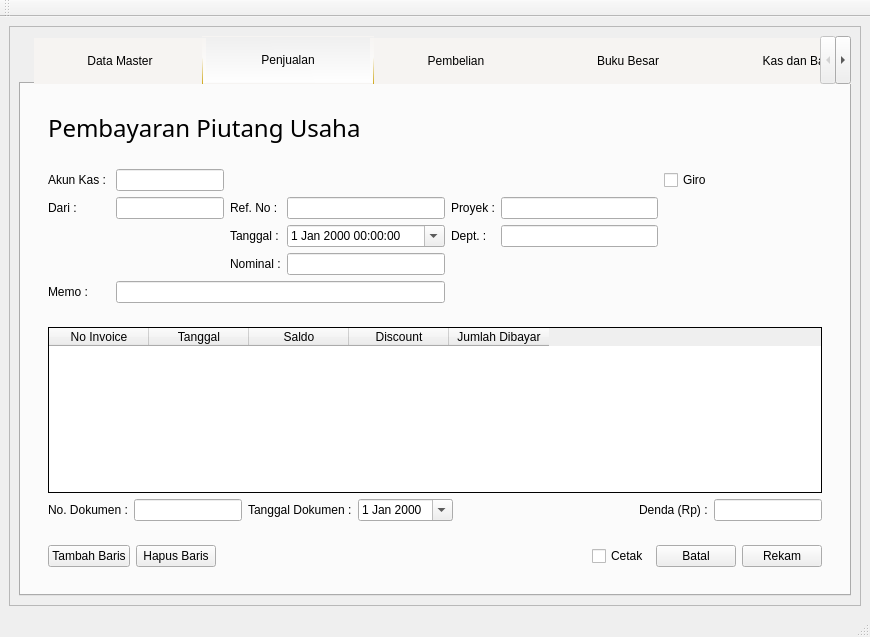
Old version of the form source/GUI.ui in the repository fnugrahendi/petuk.corp.
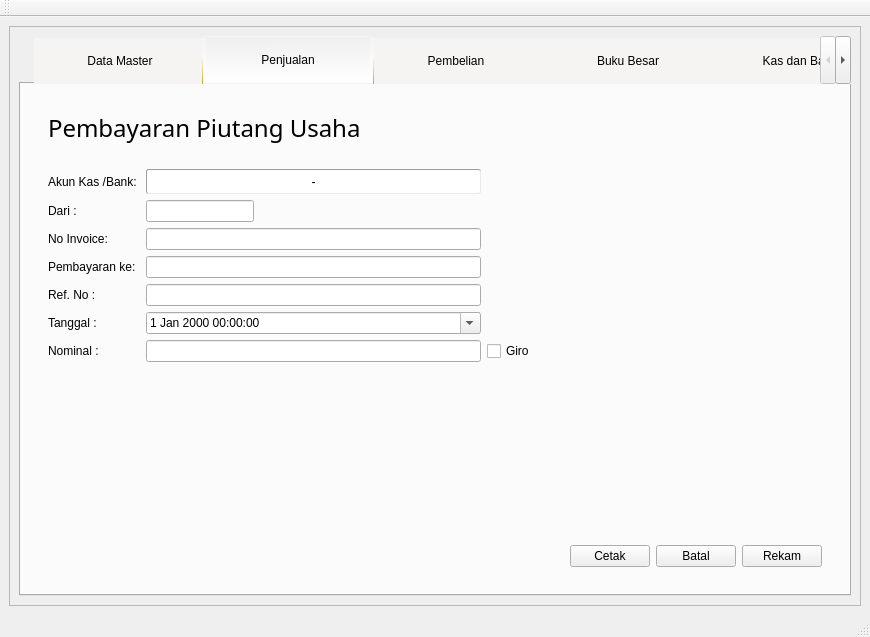
New version of the form. The open tabs and pages were chosen to show the change. Icons and pictures are not drawn.

Commit message: list rincian pembayaran piutang

What changed in the file:
```diff
--- a/source/GUI.ui
+++ b/source/GUI.ui
@@ -6777,13 +6777,26 @@
                   <enum>QFrame::Raised</enum>
                  </property>
                  <layout class="QGridLayout" name="gl_Penjualan_PembayaranPiutang_Baru_input">
-                  <item row="5" column="0">
-                   <widget class="QLabel" name="lb_Penjualan_PembayaranPiutang_Baru_Memo">
+                  <item row="7" column="2">
+                   <widget class="QCheckBox" name="chk_Penjualan_PembayaranPiutang_Baru_Giro">
                     <property name="text">
-                     <string>Memo :</string>
+                     <string>Giro</string>
                     </property>
                    </widget>
                   </item>
+                  <item row="3" column="2">
+                   <spacer name="hs_Penjualan_PembayaranPiutang_Baru_input">
+                    <property name="orientation">
+                     <enum>Qt::Horizontal</enum>
+                    </property>
+                    <property name="sizeHint" stdset="0">
+                     <size>
+                      <width>40</width>
+                      <height>20</height>
+                     </size>
+                    </property>
+                   </spacer>
+                  </item>
                   <item row="2" column="0">
                    <widget class="QLabel" name="lb_Penjualan_PembayaranPiutang_Baru_Dari">
                     <property name="text">
@@ -6791,111 +6804,97 @@
                     </property>
                    </widget>
                   </item>
-                  <item row="0" column="1" colspan="3">
-                   <widget class="QLineEdit" name="le_Penjualan_PembayaranPiutang_Baru_Akun">
-                    <property name="sizePolicy">
-                     <sizepolicy hsizetype="Maximum" vsizetype="Fixed">
-                      <horstretch>0</horstretch>
-                      <verstretch>0</verstretch>
-                     </sizepolicy>
-                    </property>
-                   </widget>
-                  </item>
-                  <item row="3" column="4">
-                   <widget class="QLabel" name="lb_Penjualan_PembayaranPiutang_Baru_Dept">
-                    <property name="text">
-                     <string>Dept. :</string>
-                    </property>
-                   </widget>
-                  </item>
                   <item row="0" column="0">
                    <widget class="QLabel" name="lb_Penjualan_PembayaranPiutang_Baru_Akun">
                     <property name="text">
-                     <string>Akun Kas : </string>
+                     <string>Akun Kas /Bank: </string>
                     </property>
                    </widget>
                   </item>
-                  <item row="3" column="5">
-                   <widget class="QLineEdit" name="le_Penjualan_PembayaranPiutang_Baru_Dept"/>
+                  <item row="2" column="1">
+                   <widget class="QLineEdit" name="le_Penjualan_PembayaranPiutang_Baru_Nama">
+                    <property name="sizePolicy">
+                     <sizepolicy hsizetype="Fixed" vsizetype="Fixed">
+                      <horstretch>0</horstretch>
+                      <verstretch>0</verstretch>
+                     </sizepolicy>
+                    </property>
+                   </widget>
                   </item>
-                  <item row="4" column="3">
+                  <item row="5" column="1">
+                   <widget class="QLineEdit" name="le_Penjualan_PembayaranPiutang_Baru_NoRef"/>
+                  </item>
+                  <item row="7" column="1">
                    <widget class="QLineEdit" name="le_Penjualan_PembayaranPiutang_Baru_Nominal">
                     <property name="readOnly">
                      <bool>true</bool>
                     </property>
                    </widget>
                   </item>
-                  <item row="5" column="1" colspan="3">
-                   <widget class="QLineEdit" name="le_Penjualan_PembayaranPiutang_Baru_Memo"/>
+                  <item row="3" column="1">
+                   <widget class="QLineEdit" name="le_Penjualan_PembayaranPiutang_Baru_NoInvoice">
+                    <property name="readOnly">
+                     <bool>true</bool>
+                    </property>
+                   </widget>
                   </item>
-                  <item row="4" column="2">
+                  <item row="4" column="1">
+                   <widget class="QLineEdit" name="le_Penjualan_PembayaranPiutang_Baru_Dept"/>
+                  </item>
+                  <item row="6" column="1">
+                   <widget class="QDateTimeEdit" name="dte_Penjualan_PembayaranPiutang_Baru_Tanggal">
+                    <property name="calendarPopup">
+                     <bool>true</bool>
+                    </property>
+                   </widget>
+                  </item>
+                  <item row="5" column="0">
+                   <widget class="QLabel" name="lb_Penjualan_PembayaranPiutang_Baru_NoRef">
+                    <property name="text">
+                     <string>Ref. No :</string>
+                    </property>
+                   </widget>
+                  </item>
+                  <item row="4" column="0">
+                   <widget class="QLabel" name="lb_Penjualan_PembayaranPiutang_Baru_Dept">
+                    <property name="text">
+                     <string>Pembayaran ke:</string>
+                    </property>
+                   </widget>
+                  </item>
+                  <item row="7" column="0">
                    <widget class="QLabel" name="lb_Penjualan_PembayaranPiutang_Baru_Nominal">
                     <property name="text">
                      <string>Nominal :</string>
                     </property>
                    </widget>
                   </item>
-                  <item row="3" column="2">
+                  <item row="3" column="0">
+                   <widget class="QLabel" name="lb_Penjualan_PembayaranPiutang_Baru_Proyek">
+                    <property name="text">
+                     <string>No Invoice:</string>
+                    </property>
+                   </widget>
+                  </item>
+                  <item row="6" column="0">
                    <widget class="QLabel" name="lb_Penjualan_PembayaranPiutang_Baru_Tanggal">
                     <property name="text">
                      <string>Tanggal :</string>
                     </property>
                    </widget>
                   </item>
-                  <item row="2" column="5">
-                   <widget class="QLineEdit" name="le_Penjualan_PembayaranPiutang_Baru_Proyek"/>
-                  </item>
-                  <item row="2" column="4">
-                   <widget class="QLabel" name="lb_Penjualan_PembayaranPiutang_Baru_Proyek">
-                    <property name="text">
-                     <string>Proyek :</string>
+                  <item row="0" column="1">
+                   <widget class="QPushButton" name="tb_Penjualan_PembayaranPiutang_Baru_Akun">
+                    <property name="styleSheet">
+                     <string notr="true">border-style:inset;
+border-width:1px;
+border-radius:2px;
+border-color:rgb(156, 156, 156);
+background-color:#ffffff;
+min-height:23px;</string>
                     </property>
-                   </widget>
-                  </item>
-                  <item row="2" column="3">
-                   <widget class="QLineEdit" name="le_Penjualan_PembayaranPiutang_Baru_NoRef"/>
-                  </item>
-                  <item row="2" column="2">
-                   <widget class="QLabel" name="lb_Penjualan_PembayaranPiutang_Baru_NoRef">
                     <property name="text">
-                     <string>Ref. No :</string>
-                    </property>
-                   </widget>
-                  </item>
-                  <item row="2" column="1">
-                   <widget class="QLineEdit" name="le_Penjualan_PembayaranPiutang_Baru_Dari">
-                    <property name="sizePolicy">
-                     <sizepolicy hsizetype="Fixed" vsizetype="Fixed">
-                      <horstretch>0</horstretch>
-                      <verstretch>0</verstretch>
-                     </sizepolicy>
-                    </property>
-                   </widget>
-                  </item>
-                  <item row="0" column="6">
-                   <widget class="QCheckBox" name="chk_Penjualan_PembayaranPiutang_Baru_Giro">
-                    <property name="text">
-                     <string>Giro</string>
-                    </property>
-                   </widget>
-                  </item>
-                  <item row="2" column="6">
-                   <spacer name="hs_Penjualan_PembayaranPiutang_Baru_input">
-                    <property name="orientation">
-                     <enum>Qt::Horizontal</enum>
-                    </property>
-                    <property name="sizeHint" stdset="0">
-                     <size>
-                      <width>40</width>
-                      <height>20</height>
-                     </size>
-                    </property>
-                   </spacer>
-                  </item>
-                  <item row="3" column="3">
-                   <widget class="QDateTimeEdit" name="dte_Penjualan_PembayaranPiutang_Baru_Tanggal">
-                    <property name="calendarPopup">
-                     <bool>true</bool>
+                     <string>-</string>
                     </property>
                    </widget>
                   </item>
@@ -6921,118 +6920,17 @@
                 </widget>
                </item>
                <item>
-                <widget class="QFrame" name="fr_Penjualan_PembayaranPiutang_Baru_tabel">
-                 <property name="sizePolicy">
-                  <sizepolicy hsizetype="Preferred" vsizetype="Expanding">
-                   <horstretch>0</horstretch>
-                   <verstretch>0</verstretch>
-                  </sizepolicy>
+                <spacer name="verticalSpacer">
+                 <property name="orientation">
+                  <enum>Qt::Vertical</enum>
                  </property>
-                 <property name="frameShape">
-                  <enum>QFrame::NoFrame</enum>
+                 <property name="sizeHint" stdset="0">
+                  <size>
+                   <width>20</width>
+                   <height>40</height>
+                  </size>
                  </property>
-                 <property name="frameShadow">
-                  <enum>QFrame::Raised</enum>
-                 </property>
-                 <layout class="QGridLayout" name="gl_Penjualan_PembayaranPiutang_Baru_tabel">
-                  <item row="2" column="0">
-                   <widget class="QLabel" name="lb_Penjualan_PembayaranPiutang_Baru_NoDolumen">
-                    <property name="text">
-                     <string>No. Dokumen :</string>
-                    </property>
-                   </widget>
-                  </item>
-                  <item row="2" column="1">
-                   <widget class="QLineEdit" name="le_Penjualan_PembayaranPiutang_Baru_NoDokumen">
-                    <property name="sizePolicy">
-                     <sizepolicy hsizetype="Preferred" vsizetype="Fixed">
-                      <horstretch>0</horstretch>
-                      <verstretch>0</verstretch>
-                     </sizepolicy>
-                    </property>
-                   </widget>
-                  </item>
-                  <item row="0" column="0" colspan="7">
-                   <widget class="QTableWidget" name="tbl_Penjualan_PembayaranPiutang_Baru">
-                    <property name="sizePolicy">
-                     <sizepolicy hsizetype="Expanding" vsizetype="MinimumExpanding">
-                      <horstretch>0</horstretch>
-                      <verstretch>0</verstretch>
-                     </sizepolicy>
-                    </property>
-                    <column>
-                     <property name="text">
-                      <string>No Invoice</string>
-                     </property>
-                    </column>
-                    <column>
-                     <property name="text">
-                      <string>Tanggal</string>
-                     </property>
-                    </column>
-                    <column>
-                     <property name="text">
-                      <string>Saldo</string>
-                     </property>
-                    </column>
-                    <column>
-                     <property name="text">
-                      <string>Discount</string>
-                     </property>
-                    </column>
-                    <column>
-                     <property name="text">
-                      <string>Jumlah Dibayar</string>
-                     </property>
-                    </column>
-                   </widget>
-                  </item>
-                  <item row="2" column="2">
-                   <widget class="QLabel" name="lb_Penjualan_PembayaranPiutang_Baru_TanggalDok">
-                    <property name="text">
-                     <string>Tanggal Dokumen :</string>
-                    </property>
-                   </widget>
-                  </item>
-                  <item row="2" column="5">
-                   <widget class="QLabel" name="lb_Penjualan_PembayaranPiutang_Baru_Denda">
-                    <property name="text">
-                     <string>Denda (Rp) :</string>
-                    </property>
-                   </widget>
-                  </item>
-                  <item row="2" column="4">
-                   <spacer name="hs_Penjualan_PembayaranPiutang_Baru_tengah">
-                    <property name="orientation">
-                     <enum>Qt::Horizontal</enum>
-                    </property>
-                    <property name="sizeHint" stdset="0">
-                     <size>
-                      <width>40</width>
-                      <height>20</height>
-                     </size>
-                    </property>
-                   </spacer>
-                  </item>
-                  <item row="2" column="6">
-                   <widget class="QLineEdit" name="le_Penjualan_PembayaranPiutang_Baru_Denda">
-                    <property name="sizePolicy">
-                     <sizepolicy hsizetype="Preferred" vsizetype="Fixed">
-                      <horstretch>0</horstretch>
-                      <verstretch>0</verstretch>
-                     </sizepolicy>
-                    </property>
-                   </widget>
-                  </item>
-                  <item row="2" column="3">
-                   <widget class="QDateEdit" name="de_Penjualan_PembayaranPiutang_Baru_Dokumen">
-                    <property name="calendarPopup">
-                     <bool>true</bool>
-                    </property>
-                   </widget>
-                  </item>
-                 </layout>
-                </widget>
+                </spacer>
                </item>
                <item>
                 <widget class="QFrame" name="fr_Penjualan_PembayaranPiutang_Baru_tombol">
@@ -7049,20 +6947,6 @@
                   <enum>QFrame::Raised</enum>
                  </property>
                  <layout class="QHBoxLayout" name="hl_Penjualan_PembayaranPiutang_Baru_tombol">
-                  <item>
-                   <widget class="QPushButton" name="tb_Penjualan_PembayaranPiutang_Baru_Tambah">
-                    <property name="text">
-                     <string>Tambah Baris</string>
-                    </property>
-                   </widget>
-                  </item>
-                  <item>
-                   <widget class="QPushButton" name="tb_Penjualan_PembayaranPiutang_Baru_Hapus">
-                    <property name="text">
-                     <string>Hapus Baris</string>
-                    </property>
-                   </widget>
-                  </item>
                   <item>
                    <spacer name="hs_Penjualan_PembayaranPiutang_Baru_bawah">
                     <property name="orientation">
@@ -7077,7 +6961,7 @@
                    </spacer>
                   </item>
                   <item>
-                   <widget class="QCheckBox" name="chk_Penjualan_PembayaranPiutang_Baru_Cetak">
+                   <widget class="QPushButton" name="tb_Penjualan_PembayaranPiutang_Baru_Cetak">
                     <property name="text">
                      <string>Cetak</string>
                     </property>
```
Left out of the diff: 49 changed lines with no effect on the pictures. The commit also changes 2 other files.
